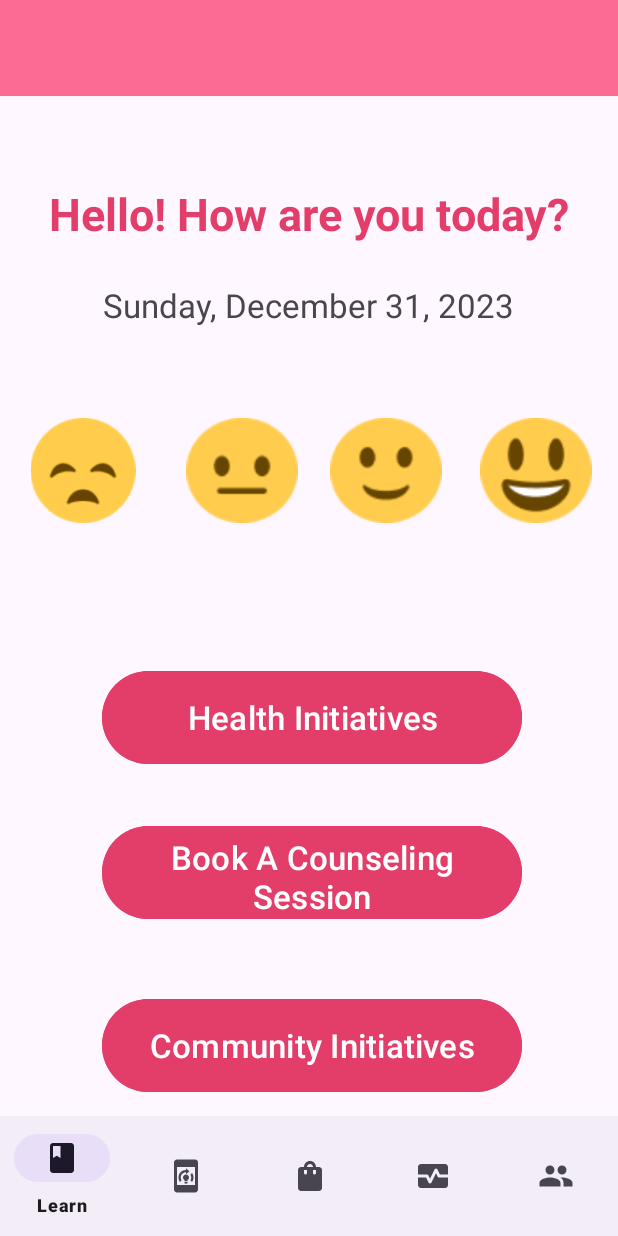
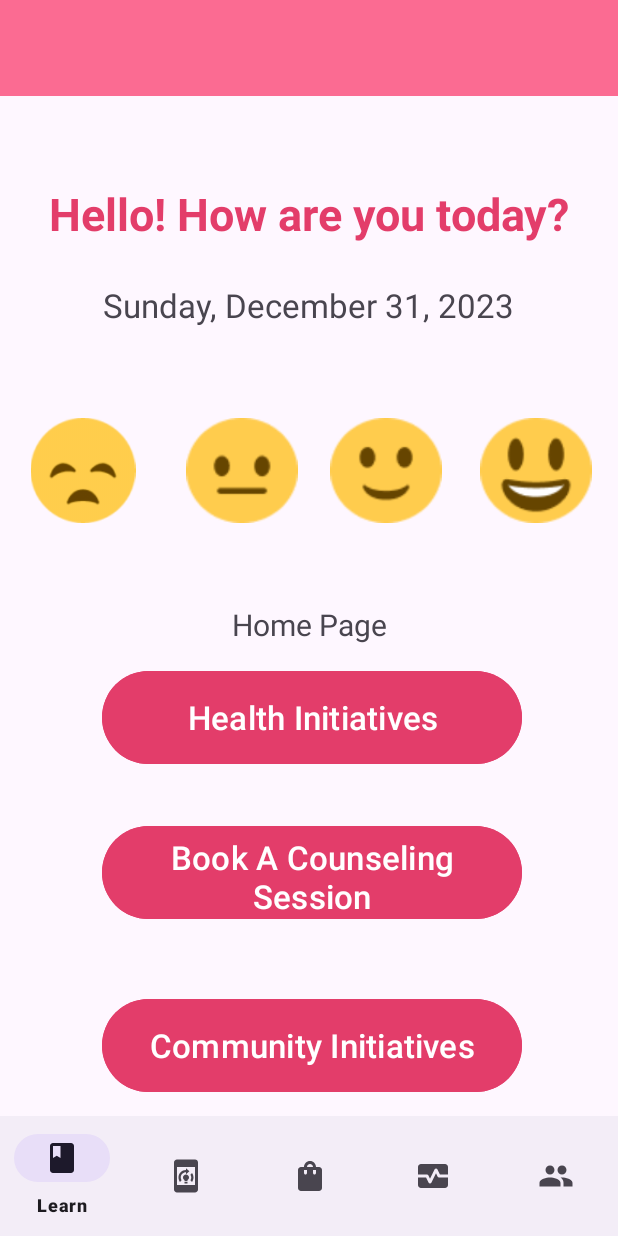
Before and after one commit to Kairos5106/STEMify, an Android app: the HomeFragment screen opened directly, with no data from a screen before it, on a phone screen of 412 x 824 dp. Run offline under Robolectric (Android 15) with nearby library versions, the phone set to English and light mode, and no system bars.

Commit message:
added hotfixes for module d merge bugs

```diff
--- a/app/src/main/res/layout/fragment_home.xml
+++ b/app/src/main/res/layout/fragment_home.xml
@@ -15,7 +15,7 @@
         android:layout_marginEnd="8dp"
         android:textAlignment="center"
         android:textSize="20sp"
-        android:text=""
+        android:text="Home Page"
         app:layout_constraintBottom_toBottomOf="parent"
         app:layout_constraintEnd_toEndOf="parent"
         app:layout_constraintStart_toStartOf="parent"
--- a/app/src/main/res/layout/fragment_home_page_d.xml
+++ b/app/src/main/res/layout/fragment_home_page_d.xml
@@ -86,7 +86,7 @@
                     android:layout_width="60dp"
                     android:layout_height="66dp"
                     android:layout_gravity="center_horizontal"
-                    android:src="@drawable/food1" />
+                    android:src="@drawable/food" />
 
                 <TextView
                     android:layout_width="wrap_content"
```
Also changed, not shown: app/src/main/res/drawable/food1.png (added).
